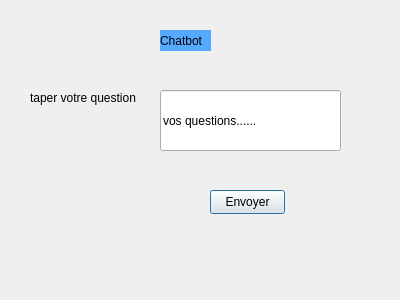
Before: the Qt Designer form chatbot.ui in Projetcpp-2A19/SmartArchitect, drawn with Qt 5.
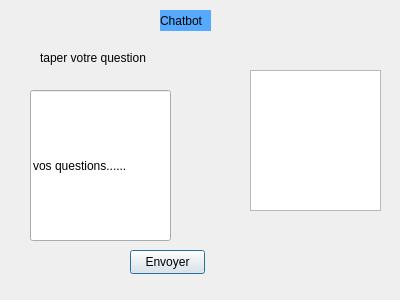
After: the same form once the commit is applied.

```diff
--- a/chatbot.ui
+++ b/chatbot.ui
@@ -17,7 +17,7 @@
    <property name="geometry">
     <rect>
      <x>160</x>
-     <y>30</y>
+     <y>10</y>
      <width>51</width>
      <height>21</height>
     </rect>
@@ -32,10 +32,10 @@
   <widget class="QLineEdit" name="lineEdit">
    <property name="geometry">
     <rect>
-     <x>160</x>
+     <x>30</x>
      <y>90</y>
-     <width>181</width>
-     <height>61</height>
+     <width>141</width>
+     <height>151</height>
     </rect>
    </property>
    <property name="styleSheet">
@@ -48,8 +48,8 @@
   <widget class="QLabel" name="label_2">
    <property name="geometry">
     <rect>
-     <x>30</x>
-     <y>90</y>
+     <x>40</x>
+     <y>50</y>
      <width>111</width>
      <height>16</height>
     </rect>
@@ -61,8 +61,8 @@
   <widget class="QPushButton" name="pushButton">
    <property name="geometry">
     <rect>
-     <x>210</x>
-     <y>190</y>
+     <x>130</x>
+     <y>250</y>
      <width>75</width>
      <height>24</height>
     </rect>
@@ -71,6 +71,16 @@
     <string>Envoyer</string>
    </property>
   </widget>
+  <widget class="QTextEdit" name="chatBox">
+   <property name="geometry">
+    <rect>
+     <x>250</x>
+     <y>70</y>
+     <width>131</width>
+     <height>141</height>
+    </rect>
+   </property>
+  </widget>
  </widget>
  <resources/>
  <connections/>
```
Left out of the diff: 4 changed lines with no effect on the pictures.
